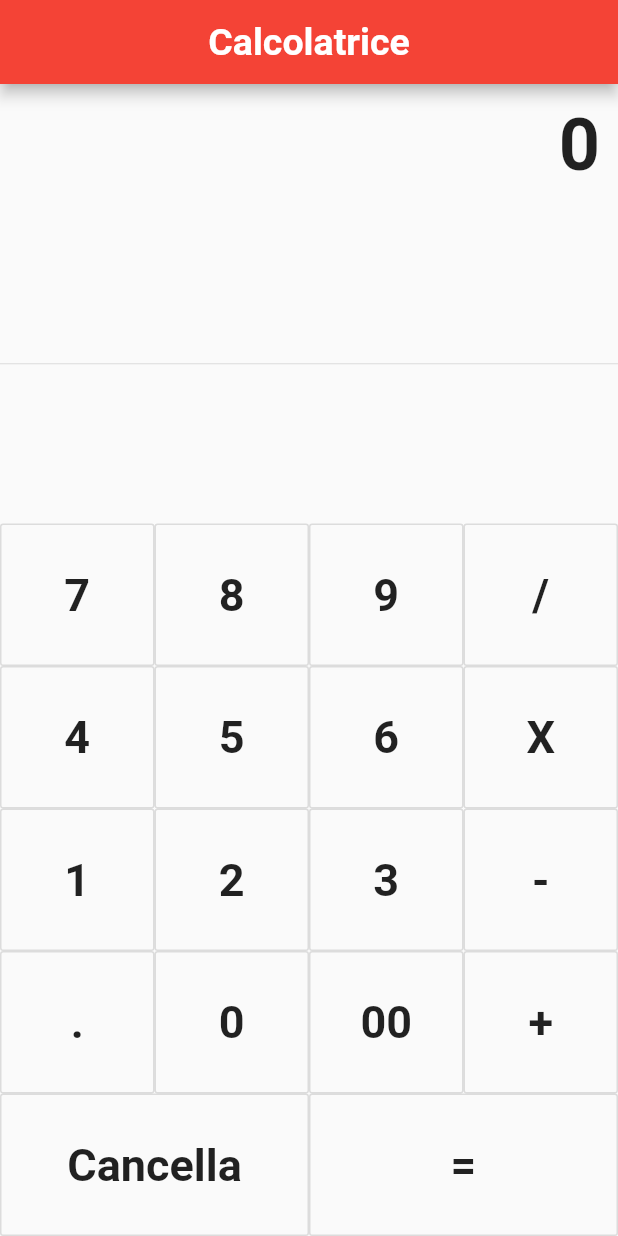
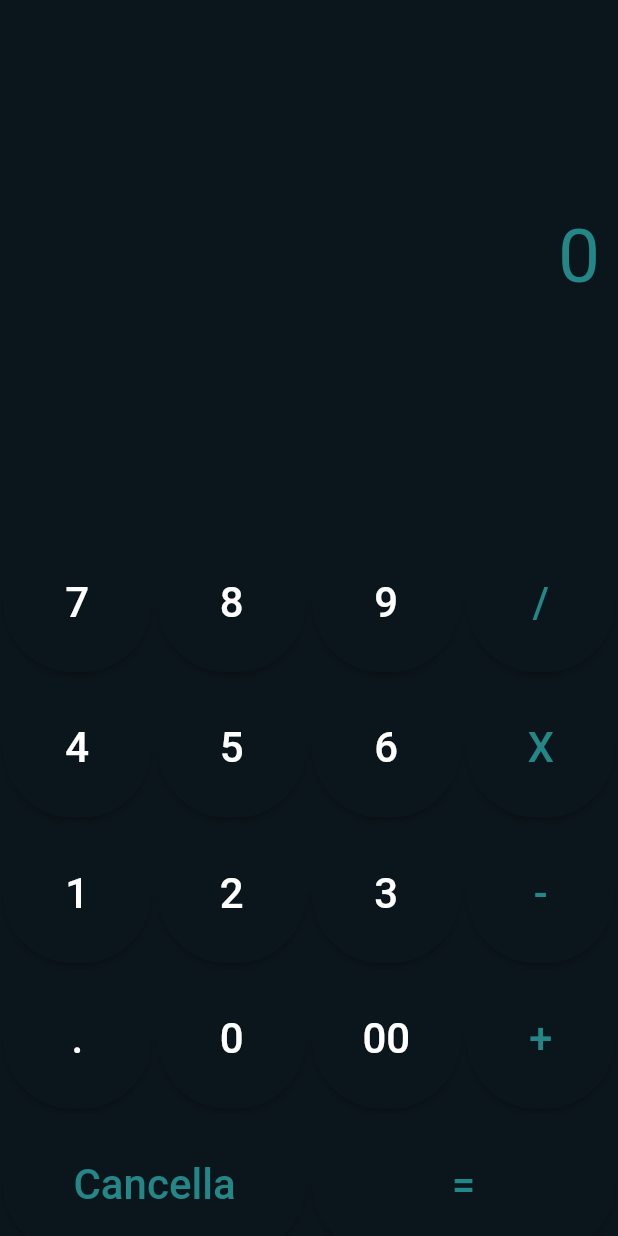
Before and after one commit to alessiodipasquale/FlutterCalculator, a Flutter app: the screen it shows after launch, on a phone screen of 412 x 824 dp. Run offline on Flutter 3.47's test engine with Material 2 defaults, Android fonts, the phone set to English and light mode, and no system bars.

Commit message:
Fixed colors

```diff
--- a/lib/main.dart
+++ b/lib/main.dart
@@ -9,9 +9,9 @@ class MyApp extends StatelessWidget {
       title: 'Flutter Demo',
       theme: ThemeData(
         //
-
-        primarySwatch: Colors.red,
+        primarySwatch: Colors.blue,
       ),
+      debugShowCheckedModeBanner: false,
       home: MyHomePage(title: 'Calcolatrice'),
     );
   }
@@ -88,20 +88,25 @@ class _MyHomePageState extends State<MyHomePage> {
   }
 
 
-  Widget buildButton(String buttonText) {
+  Widget buildButton(String buttonText, bool isSymbol) {
     return Expanded(
-                  child: new OutlineButton(
-                    highlightColor: Colors.red,
-                    splashColor: Colors.red[100],
+                  child: Padding(
+                    padding: const EdgeInsets.all(2.0),
+                    child: new RaisedButton(
+                      color: Color(0xff0b161c),
+                      shape: new RoundedRectangleBorder(borderRadius: new BorderRadius.circular(80.0)),
+                      highlightColor: Color(0xff238788),
+                      splashColor: Color(0xff238788),
+                      textColor: isSymbol ? Color(0xff238788) : Colors.white,
                       padding: new EdgeInsets.all(30.0),
                       child: new Text(buttonText,
                         style: TextStyle(
-                        fontSize: 30,
-                        fontWeight: FontWeight.bold
+                          fontSize: 28,
                         ),),
                       onPressed: () => {
                         buttonPressed(buttonText)
                       },
+                    ),
                   ),
                 );
   }
@@ -115,64 +120,59 @@ class _MyHomePageState extends State<MyHomePage> {
     //
 
     return Scaffold(
-        appBar: AppBar(
-          centerTitle: true,
-          title: Text(widget.title, style: TextStyle(
-            fontSize: 25,
-            fontWeight: FontWeight.bold
-          ),),
 
-        ),
         body: new Container(
+          decoration: new BoxDecoration(color: Color(0xff0b161c)),
           child: new Column(
             children: <Widget>[
-              new Container(
-                alignment: Alignment.centerRight,
+
+              Padding(
+                padding: const EdgeInsets.only(top: 130, bottom: 140),
+                child: new Container(
+                  alignment: Alignment.topRight,
                   padding: new EdgeInsets.symmetric(
                       vertical: 12,
                       horizontal: 12
                     ),
                   child: new Text(output, style: TextStyle(
-                  fontSize: 48,
-                  fontWeight: FontWeight.bold
+                    fontSize: 50,
+                    color: Color(0xff238788)
                   ),)),
+              ),
 
-              new Expanded(
-                child: new Divider(),
-              ),
 
               Column(
                 children: <Widget>[
                   Row(children: [
-                    buildButton('7'),
-                    buildButton('8'),
-                    buildButton('9'),
-                    buildButton('/'),
+                    buildButton('7',false),
+                    buildButton('8',false),
+                    buildButton('9',false),
+                    buildButton('/',true),
                   ]),
 
                   Row(children: [
-                    buildButton('4'),
-                    buildButton('5'),
-                    buildButton('6'),
-                    buildButton('X'),
+                    buildButton('4',false),
+                    buildButton('5',false),
+                    buildButton('6',false),
+                    buildButton('X',true),
                   ]),
 
                   Row(children: [
-                    buildButton('1'),
-                    buildButton('2'),
-                    buildButton('3'),
-                    buildButton('-'),
+                    buildButton('1',false),
+                    buildButton('2',false),
+                    buildButton('3',false),
+                    buildButton('-',true),
                   ]),
 
                   Row(children: [
-                    buildButton('.'),
-                    buildButton('0'),
-                    buildButton('00'),
-                    buildButton('+'),
+                    buildButton('.',false),
+                    buildButton('0',false),
+                    buildButton('00',false),
+                    buildButton('+',true),
                   ]),
                   Row(children: [
-                    buildButton('Cancella'),
-                    buildButton('='),
+                    buildButton('Cancella',true),
+                    buildButton('=',true),
                   ]),
                 ],
               )
```
Lines whose indentation alone changed are shown as unchanged.
